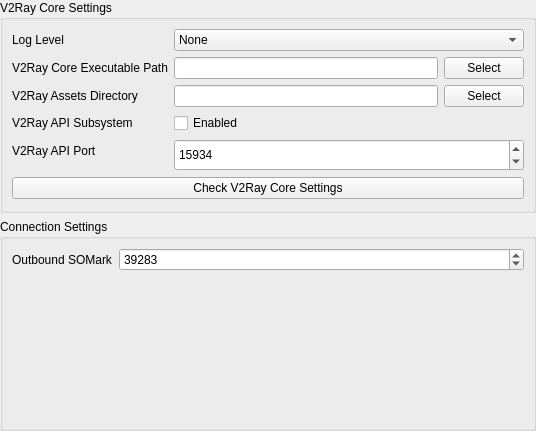
The window that src/plugins/v2ray/ui/w_V2RayKernelSettings.ui (ICE-GB/QvPersonal) describes before a commit, drawn with Qt 5.
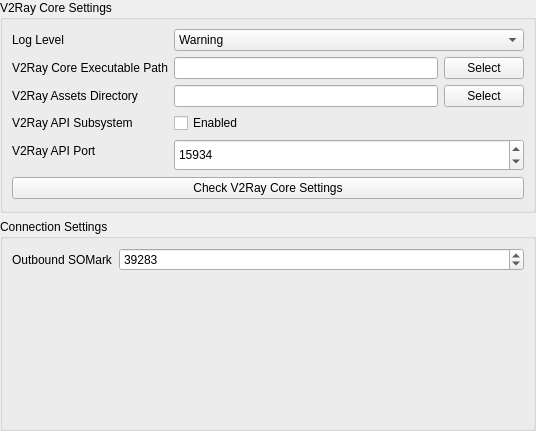
The same window after the commit.

Commit message: + redesigned plugin manager window, simplified subscription update time check, some other refines

```diff
--- a/src/plugins/v2ray/ui/w_V2RayKernelSettings.ui
+++ b/src/plugins/v2ray/ui/w_V2RayKernelSettings.ui
@@ -56,6 +56,9 @@
           <height>0</height>
          </size>
         </property>
+        <property name="currentIndex">
+         <number>2</number>
+        </property>
         <item>
          <property name="text">
           <string>None</string>
```
The commit also changes 6 other files.
